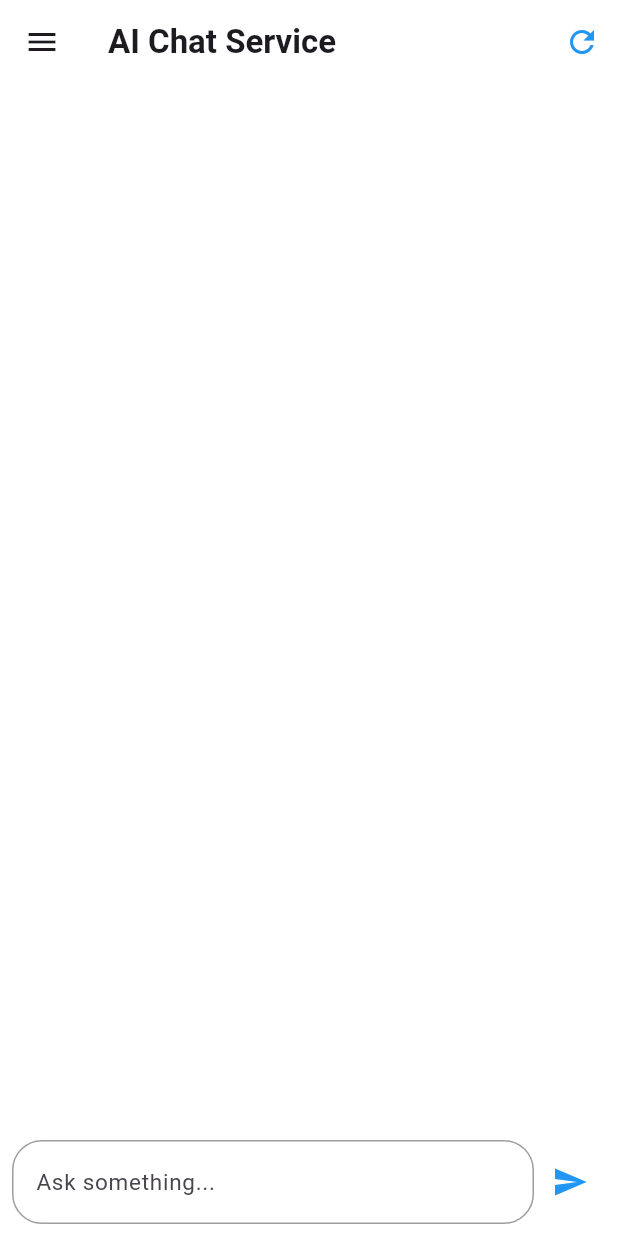
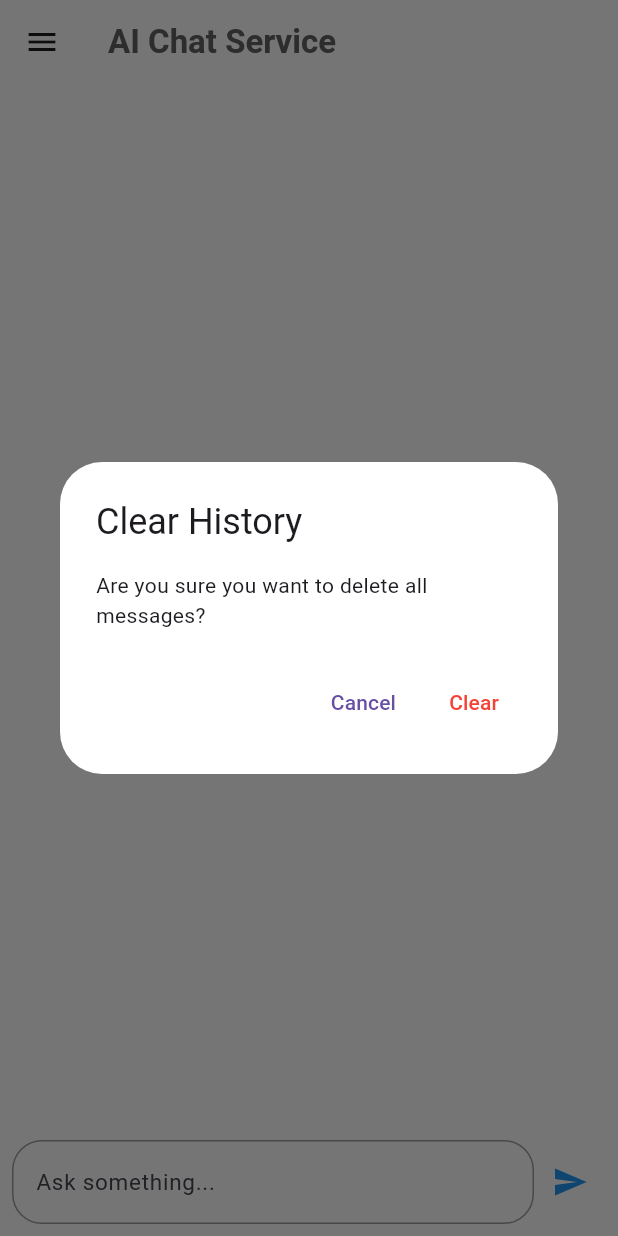
Before and after one commit to iveeeeej/ai_chat_service, a Flutter app: the screen it shows after launch, in the side drawer, after a tap on "Clear", on a phone screen of 412 x 824 dp. Run offline on Flutter 3.47's test engine with Material 3 defaults, Android fonts, the phone set to English and light mode, and no system bars; network calls fail.

Commit message:
enhancing UI and UX

```diff
--- a/lib/main.dart
+++ b/lib/main.dart
@@ -179,21 +179,18 @@ class _ChatScreenState extends State<ChatScreen> {
     return Scaffold(
       backgroundColor: Colors.white,
       appBar: AppBar(
-        title: const Text(
+        title: Text(
           'AI Chat Service',
-          style: TextStyle(fontWeight: FontWeight.bold),
+          style: TextStyle(
+            color: Colors.grey[700],
+            fontWeight: FontWeight.bold,
+          ),
         ),
         backgroundColor: Colors.white,
-        actions: [
-          IconButton(
-            icon: const Icon(Icons.refresh, color: Colors.blue),
-            onPressed: _loadChatHistory,
-            tooltip: 'Refresh history',
-          ),
-        ],
       ),
       // Sidebar (Drawer)
       drawer: Drawer(
+        backgroundColor: Colors.white,
         shape: RoundedRectangleBorder(
           borderRadius: BorderRadius.only(
             topRight: Radius.circular(1),
@@ -205,12 +202,15 @@ class _ChatScreenState extends State<ChatScreen> {
             children: [
               Padding(
                 padding: const EdgeInsets.all(15.0),
-                child: Text(
-                  'Chat History',
-                  style: TextStyle(
-                    color: Colors.black,
-                    fontSize: 18,
-                    fontWeight: FontWeight.bold,
+                child: Align(
+                  alignment: Alignment.centerLeft,
+                  child: Text(
+                    'Chat History',
+                    style: TextStyle(
+                      color: Colors.grey[700],
+                      fontSize: 20,
+                      fontWeight: FontWeight.bold,
+                    ),
                   ),
                 ),
               ),
@@ -251,11 +251,40 @@ class _ChatScreenState extends State<ChatScreen> {
                 leading: const Icon(Icons.delete, color: Colors.red),
                 title: const Text(
                   'Clear',
-                  style: TextStyle(fontWeight: FontWeight.bold),
+                  style: TextStyle(
+                    color: Colors.red,
+                    fontSize: 15,
+                    fontWeight: FontWeight.bold,
+                  ),
                 ),
                 onTap: () {
-                  Navigator.pop(context);
-                  _clearHistory();
+                  Navigator.pop(context); // close drawer
+                  showDialog(
+                    context: context,
+                    builder: (context) => AlertDialog(
+                      backgroundColor: Colors.white,
+                      title: const Text('Clear History'),
+                      content: const Text(
+                        'Are you sure you want to delete all messages?',
+                      ),
+                      actions: [
+                        TextButton(
+                          onPressed: () => Navigator.pop(context),
+                          child: const Text('Cancel'),
+                        ),
+                        TextButton(
+                          onPressed: () {
+                            Navigator.pop(context); // close dialog
+                            _clearHistory();
+                          },
+                          child: const Text(
+                            'Clear',
+                            style: TextStyle(color: Colors.red),
+                          ),
+                        ),
+                      ],
+                    ),
+                  );
                 },
               ),
             ],
```
Also changed, not shown: 1 other file.
